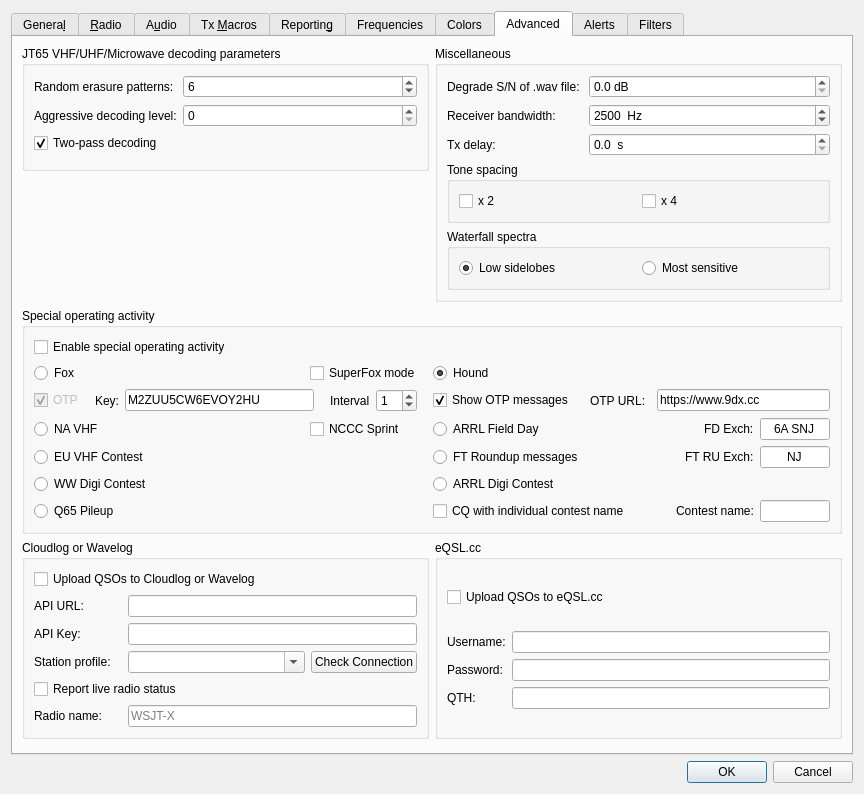
This is Configuration.ui in WSJTX/wsjtx as Qt 5 draws it before an edit. The edited form follows.
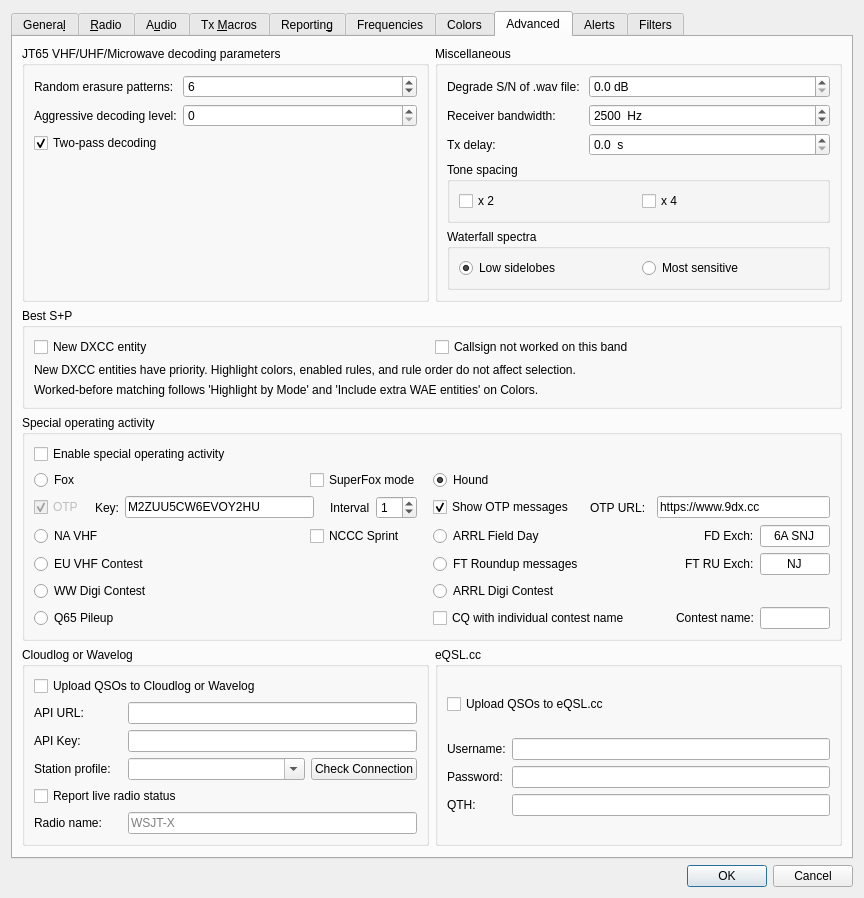
This is the edited form. The open tabs and pages were chosen to show the change. Custom widgets are drawn as their Qt base class.

Commit message: feat(ft4): select Best S+P once using an independent policy

Diff of the .ui file:
```diff
--- a/Configuration.ui
+++ b/Configuration.ui
@@ -3635,6 +3635,49 @@
        <string>Advanced</string>
       </attribute>
       <layout class="QGridLayout" name="gridLayout_9">
+       <item row="1" column="0" colspan="2">
+        <widget class="QGroupBox" name="best_sp_group_box">
+         <property name="title">
+          <string>Best S+P</string>
+         </property>
+         <layout class="QGridLayout" name="best_sp_layout">
+          <item row="0" column="0">
+           <widget class="QCheckBox" name="best_sp_new_dxcc_check_box">
+            <property name="text">
+             <string>New DXCC entity</string>
+            </property>
+           </widget>
+          </item>
+          <item row="0" column="1">
+           <widget class="QCheckBox" name="best_sp_new_call_on_band_check_box">
+            <property name="text">
+             <string>Callsign not worked on this band</string>
+            </property>
+           </widget>
+          </item>
+          <item row="1" column="0" colspan="2">
+           <widget class="QLabel" name="best_sp_explanation_label">
+            <property name="text">
+             <string>New DXCC entities have priority. Highlight colors, enabled rules, and rule order do not affect selection.</string>
+            </property>
+            <property name="wordWrap">
+             <bool>true</bool>
+            </property>
+           </widget>
+          </item>
+          <item row="2" column="0" colspan="2">
+           <widget class="QLabel" name="best_sp_matching_explanation_label">
+            <property name="text">
+             <string>Worked-before matching follows 'Highlight by Mode' and 'Include extra WAE entities' on Colors.</string>
+            </property>
+            <property name="wordWrap">
+             <bool>true</bool>
+            </property>
+           </widget>
+          </item>
+         </layout>
+        </widget>
+       </item>
        <item row="3" column="0">
         <widget class="QGroupBox" name="gbCloudlog">
          <property name="sizePolicy">
@@ -3809,7 +3852,7 @@
          </layout>
         </widget>
        </item>
-       <item row="0" column="1" rowspan="2">
+       <item row="0" column="1">
         <widget class="QGroupBox" name="groupBox_5">
          <property name="title">
           <string>Miscellaneous</string>
```
Left out of the diff: 2 changed lines with no effect on the pictures. The commit also changes 33 other files.
